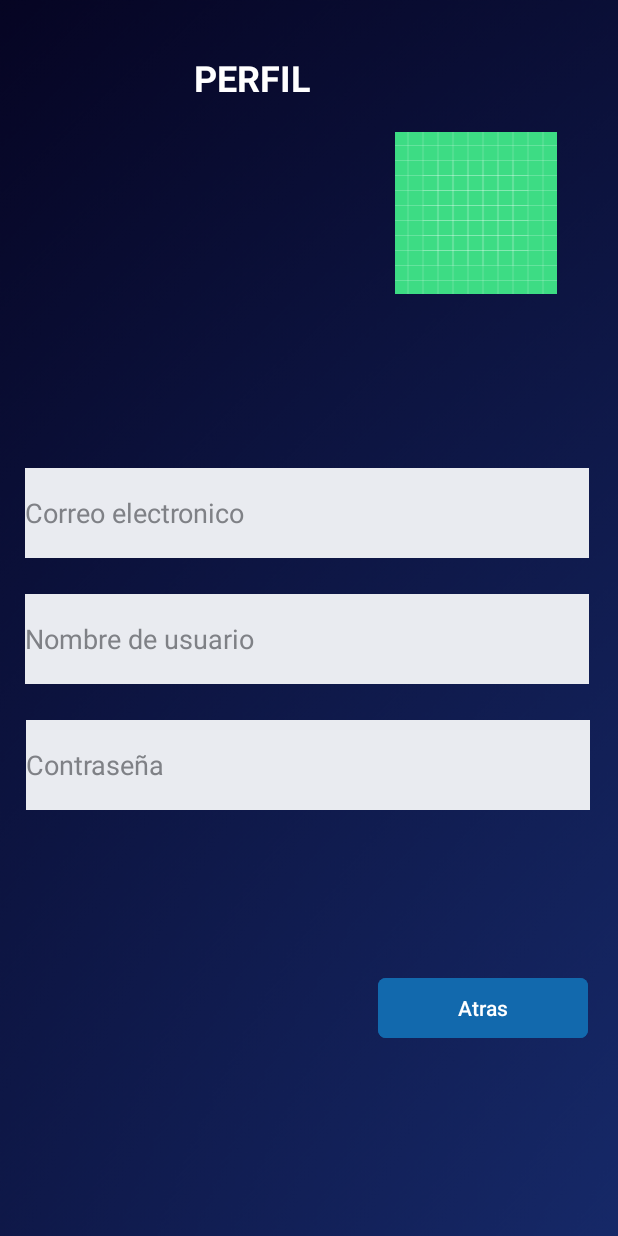
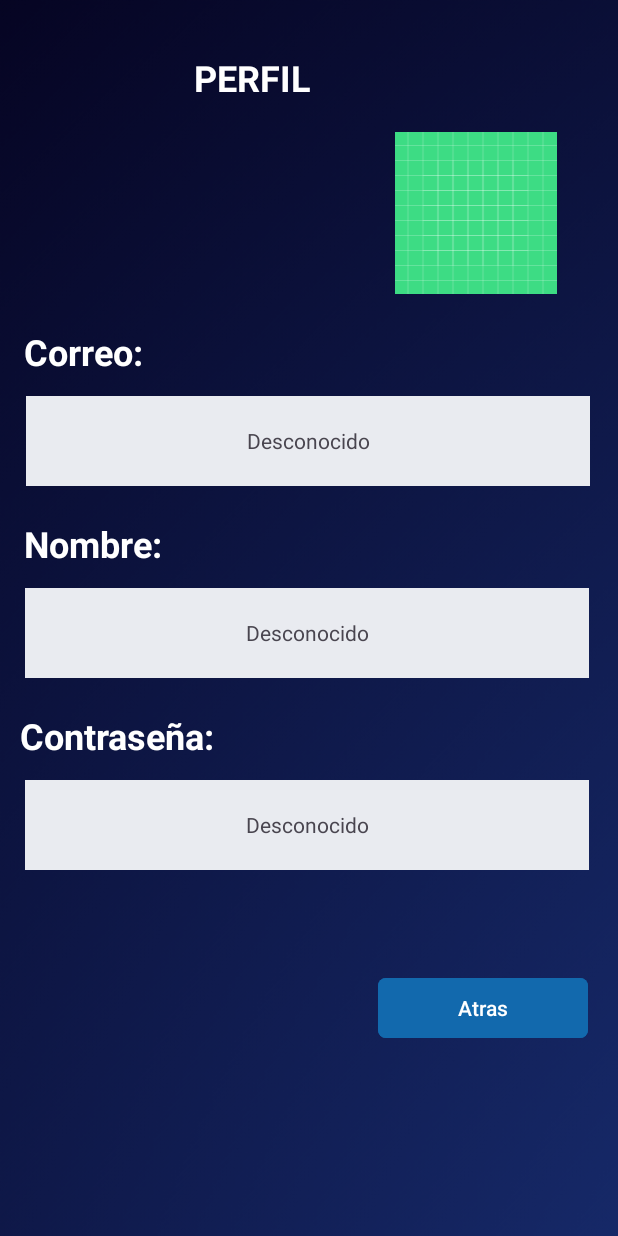
Before and after one commit to PabloRB24/TrabajoJesusFinal, an Android app: the Perfil screen opened directly, with no data from a screen before it, on a phone screen of 412 x 824 dp. Run offline under Robolectric (Android 15) with nearby library versions, the light colour scheme and no system bars; our stand-ins replace Firebase (no records; nobody signed in at launch, a user with empty details on screens opened directly).

Commit message:
cambioPerfil

```diff
--- a/app/src/main/java/com/example/trabajojesusfinal/Perfil.kt
+++ b/app/src/main/java/com/example/trabajojesusfinal/Perfil.kt
@@ -1,24 +1,207 @@
 package com.example.trabajojesusfinal
+
 
 import android.annotation.SuppressLint
 import android.content.Intent
 import androidx.appcompat.app.AppCompatActivity
 import android.os.Bundle
+import android.util.Log
 import android.widget.Button
+import android.widget.EditText
+import android.widget.ImageView
+import android.widget.TextView
+import com.google.firebase.Firebase
+import com.google.firebase.auth.FirebaseAuth
+import com.google.firebase.auth.FirebaseUser
+import com.google.firebase.auth.auth
+import com.google.firebase.database.DataSnapshot
+import com.google.firebase.database.DatabaseError
+import com.google.firebase.database.DatabaseReference
+import com.google.firebase.database.FirebaseDatabase
+import com.google.firebase.database.ValueEventListener
+
 
 class Perfil : AppCompatActivity() {
+    private lateinit var atras : Button
+    private lateinit var auth: FirebaseAuth
+    private lateinit var database : FirebaseDatabase
+    private lateinit var usuariosRef : DatabaseReference
+    private lateinit var nombre : TextView
+    private lateinit var correo : TextView
+    private lateinit var contra : TextView
+    private lateinit var foto : ImageView
 
-    private lateinit var atras : Button
-    @SuppressLint("MissingInflatedId")
+    @SuppressLint("SetTextI18n")
     override fun onCreate(savedInstanceState: Bundle?) {
         super.onCreate(savedInstanceState)
         setContentView(R.layout.activity_perfil)
 
         atras = findViewById(R.id.atras)
+        nombre = findViewById(R.id.editTextText)
+        correo = findViewById(R.id.editTextTextEmailAddress)
+        contra = findViewById(R.id.editTextTextPassword)
+        foto = findViewById(R.id.imagen)
 
         atras.setOnClickListener {
             intent = Intent(this, SeriesPeliculas::class.java)
             startActivity(intent)
         }
+
+        auth = Firebase.auth
+        database = FirebaseDatabase.getInstance()
+        usuariosRef = database.getReference("usuarios")
+
+        obtenerNombre { nombreUsuario ->
+            nombre.text = "$nombreUsuario"
+        }
+        obtenerContra {contraUsuario ->
+            contra.text = "$contraUsuario"
+        }
+        obtenerCorreo {correoUsuario ->
+            correo.text = "$correoUsuario"
+        }
+        obtenerFoto { fotoUsuario->
+        //    foto.setImageResource(fotoUsuario.toInt())
+        }
+
     }
+
+    // callback es una función lambda que se ejecuta una vez que se realiza la lectura de datos
+    // unit devolverá el resultado de lo leído
+    private fun obtenerNombre(callback: (String) -> Unit) {
+        val usuarioActual: FirebaseUser? = auth.currentUser
+
+        if (usuarioActual != null) {
+            val uidUsuario = usuarioActual.uid
+            // Leemos a través del dataSnapshot el nombre del usuario actual
+            usuariosRef.child(uidUsuario).child("nombre").addListenerForSingleValueEvent(object : ValueEventListener {
+                override fun onDataChange(dataSnapshot: DataSnapshot) {
+                    // Guardamos el nombre en nombreUsuario tanto si existe o no
+                    val nombreUsuario = dataSnapshot.value as String?
+
+                    if (nombreUsuario != null && nombreUsuario.isNotEmpty()) {
+                        // Devolvemos el nombre de usuario
+                        callback(nombreUsuario)
+                    } else {
+                        Log.d("Firebase", "El nombre no está configurado en la base de datos")
+                        // Si fuera nulo o estuviera en blanco devolvemos el siguiente mensaje
+                        callback("Desconocido")
+                    }
+                }
+
+                // Por si hubiera un error, estamos obligados hacer esta función al hacer addListenerForSingleValueEvent
+                override fun onCancelled(databaseError: DatabaseError) {
+
+                    Log.e("Firebase", "Error al leer el nombre desde la base de datos: ${databaseError.message}")
+                    callback("Error al leer el nombre")
+                }
+            })
+        } else {
+            Log.d("Firebase", "El usuario no está autenticado")
+            callback("Usuario no autenticado")
+        }
+    }
+
+    private fun obtenerCorreo(callback: (String) -> Unit) {
+        val usuarioActual: FirebaseUser? = auth.currentUser
+
+        if (usuarioActual != null) {
+            val uidUsuario = usuarioActual.uid
+            // Leemos a través del dataSnapshot el nombre del usuario actual
+            usuariosRef.child(uidUsuario).child("email").addListenerForSingleValueEvent(object : ValueEventListener {
+                override fun onDataChange(dataSnapshot: DataSnapshot) {
+                    // Guardamos el nombre en nombreUsuario tanto si existe o no
+                    val correoUsuario = dataSnapshot.value as String?
+
+                    if (correoUsuario != null && correoUsuario.isNotEmpty()) {
+                        // Devolvemos el nombre de usuario
+                        callback(correoUsuario)
+                    } else {
+                        Log.d("Firebase", "El nombre no está configurado en la base de datos")
+                        // Si fuera nulo o estuviera en blanco devolvemos el siguiente mensaje
+                        callback("Desconocido")
+                    }
+                }
+
+                // Por si hubiera un error, estamos obligados hacer esta función al hacer addListenerForSingleValueEvent
+                override fun onCancelled(databaseError: DatabaseError) {
+
+                    Log.e("Firebase", "Error al leer el nombre desde la base de datos: ${databaseError.message}")
+                    callback("Error al leer el nombre")
+                }
+            })
+        } else {
+            Log.d("Firebase", "El usuario no está autenticado")
+            callback("Usuario no autenticado")
+        }
+    }
+
+    private fun obtenerContra(callback: (String) -> Unit) {
+        val usuarioActual: FirebaseUser? = auth.currentUser
+
+        if (usuarioActual != null) {
+            val uidUsuario = usuarioActual.uid
+            // Leemos a través del dataSnapshot el nombre del usuario actual
+            usuariosRef.child(uidUsuario).child("contra").addListenerForSingleValueEvent(object : ValueEventListener {
+                override fun onDataChange(dataSnapshot: DataSnapshot) {
+                    // Guardamos el nombre en nombreUsuario tanto si existe o no
+                    val contraUsuario = dataSnapshot.value as String?
+
+                    if (contraUsuario != null && contraUsuario.isNotEmpty()) {
+                        // Devolvemos el nombre de usuario
+                        callback(contraUsuario)
+                    } else {
+                        Log.d("Firebase", "El nombre no está configurado en la base de datos")
+                        // Si fuera nulo o estuviera en blanco devolvemos el siguiente mensaje
+                        callback("Desconocido")
+                    }
+                }
+
+                // Por si hubiera un error, estamos obligados hacer esta función al hacer addListenerForSingleValueEvent
+                override fun onCancelled(databaseError: DatabaseError) {
+
+                    Log.e("Firebase", "Error al leer el nombre desde la base de datos: ${databaseError.message}")
+                    callback("Error al leer el nombre")
+                }
+            })
+        } else {
+            Log.d("Firebase", "El usuario no está autenticado")
+            callback("Usuario no autenticado")
+        }
+    }
+
+    private fun obtenerFoto(callback: (String) -> Unit) {
+        val usuarioActual: FirebaseUser? = auth.currentUser
+
+        if (usuarioActual != null) {
+            val uidUsuario = usuarioActual.uid
+            // Leemos a través del dataSnapshot el nombre del usuario actual
+            usuariosRef.child(uidUsuario).child("foto").addListenerForSingleValueEvent(object : ValueEventListener {
+                override fun onDataChange(dataSnapshot: DataSnapshot) {
+                    // Guardamos el nombre en nombreUsuario tanto si existe o no
+                    val fotoUsuario = dataSnapshot.value as String?
+
+                    if (fotoUsuario != null && fotoUsuario.isNotEmpty()) {
+                        // Devolvemos el nombre de usuario
+                        callback(fotoUsuario)
+                    } else {
+                        Log.d("Firebase", "El nombre no está configurado en la base de datos")
+                        // Si fuera nulo o estuviera en blanco devolvemos el siguiente mensaje
+                        callback("Desconocido")
+                    }
+                }
+
+                // Por si hubiera un error, estamos obligados hacer esta función al hacer addListenerForSingleValueEvent
+                override fun onCancelled(databaseError: DatabaseError) {
+
+                    Log.e("Firebase", "Error al leer el nombre desde la base de datos: ${databaseError.message}")
+                    callback("Error al leer el nombre")
+                }
+            })
+        } else {
+            Log.d("Firebase", "El usuario no está autenticado")
+            callback("Usuario no autenticado")
+        }
+    }
+
 }
--- a/app/src/main/res/layout/activity_perfil.xml
+++ b/app/src/main/res/layout/activity_perfil.xml
@@ -37,45 +37,42 @@
         app:layout_constraintStart_toStartOf="parent"
         app:layout_constraintTop_toTopOf="parent" />
 
-    <EditText
+    <TextView
         android:id="@+id/editTextTextEmailAddress"
         android:layout_width="376dp"
         android:layout_height="60dp"
-        android:layout_marginTop="116dp"
+        android:layout_marginTop="68dp"
         android:background="#e9ebf0"
         android:ems="10"
-        android:hint="Correo electronico"
-        android:inputType="textEmailAddress"
+        android:gravity="center"
+        android:textColorHint="#7f8186"
+        app:layout_constraintEnd_toEndOf="parent"
+        app:layout_constraintHorizontal_bias="0.485"
+        app:layout_constraintStart_toStartOf="parent"
+        app:layout_constraintTop_toBottomOf="@+id/imagen" />
+
+    <TextView
+        android:id="@+id/editTextTextPassword"
+        android:layout_width="376dp"
+        android:layout_height="60dp"
+        android:layout_marginTop="68dp"
+        android:background="#e9ebf0"
+        android:ems="10"
+        android:gravity="center"
         android:textColorHint="#7f8186"
         app:layout_constraintEnd_toEndOf="parent"
         app:layout_constraintHorizontal_bias="0.457"
         app:layout_constraintStart_toStartOf="parent"
-        app:layout_constraintTop_toBottomOf="@+id/imagen" />
-
-    <EditText
-        android:id="@+id/editTextTextPassword"
-        android:layout_width="376dp"
-        android:layout_height="60dp"
-        android:layout_marginTop="24dp"
-        android:background="#e9ebf0"
-        android:ems="10"
-        android:hint="Contraseña"
-        android:inputType="textPassword"
-        android:textColorHint="#7f8186"
-        app:layout_constraintEnd_toEndOf="parent"
-        app:layout_constraintHorizontal_bias="0.485"
-        app:layout_constraintStart_toStartOf="parent"
         app:layout_constraintTop_toBottomOf="@+id/editTextText" />
 
-    <EditText
+    <TextView
         android:id="@+id/editTextText"
         android:layout_width="376dp"
         android:layout_height="60dp"
-        android:layout_marginTop="24dp"
+        android:layout_marginTop="68dp"
         android:background="#e9ebf0"
-        android:ems="10"
-        android:hint="Nombre de usuario"
-        android:inputType="text"
+        android:ems="20"
+        android:gravity="center"
         android:textColorHint="#7f8186"
         app:layout_constraintEnd_toEndOf="parent"
         app:layout_constraintHorizontal_bias="0.457"
@@ -97,6 +94,46 @@
         app:layout_constraintStart_toStartOf="parent"
         app:layout_constraintTop_toTopOf="parent" />
 
+    <TextView
+        android:id="@+id/textView5"
+        android:layout_width="109dp"
+        android:layout_height="30dp"
+        android:layout_marginBottom="16dp"
+        android:text="Correo:"
+        android:textColor="@color/white"
+        android:textSize="24sp"
+        android:textStyle="bold"
+        app:layout_constraintBottom_toTopOf="@+id/editTextTextEmailAddress"
+        app:layout_constraintEnd_toEndOf="parent"
+        app:layout_constraintHorizontal_bias="0.052"
+        app:layout_constraintStart_toStartOf="parent" />
 
+    <TextView
+        android:id="@+id/textView6"
+        android:layout_width="109dp"
+        android:layout_height="30dp"
+        android:layout_marginBottom="16dp"
+        android:text="Nombre:"
+        android:textColor="@color/white"
+        android:textSize="24sp"
+        android:textStyle="bold"
+        app:layout_constraintBottom_toTopOf="@+id/editTextText"
+        app:layout_constraintEnd_toEndOf="parent"
+        app:layout_constraintHorizontal_bias="0.052"
+        app:layout_constraintStart_toStartOf="parent" />
+
+    <TextView
+        android:id="@+id/textView7"
+        android:layout_width="160dp"
+        android:layout_height="30dp"
+        android:layout_marginBottom="16dp"
+        android:text="Contraseña:"
+        android:textColor="@color/white"
+        android:textSize="24sp"
+        android:textStyle="bold"
+        app:layout_constraintBottom_toTopOf="@+id/editTextTextPassword"
+        app:layout_constraintEnd_toEndOf="parent"
+        app:layout_constraintHorizontal_bias="0.052"
+        app:layout_constraintStart_toStartOf="parent" />
 
 </androidx.constraintlayout.widget.ConstraintLayout>
```
